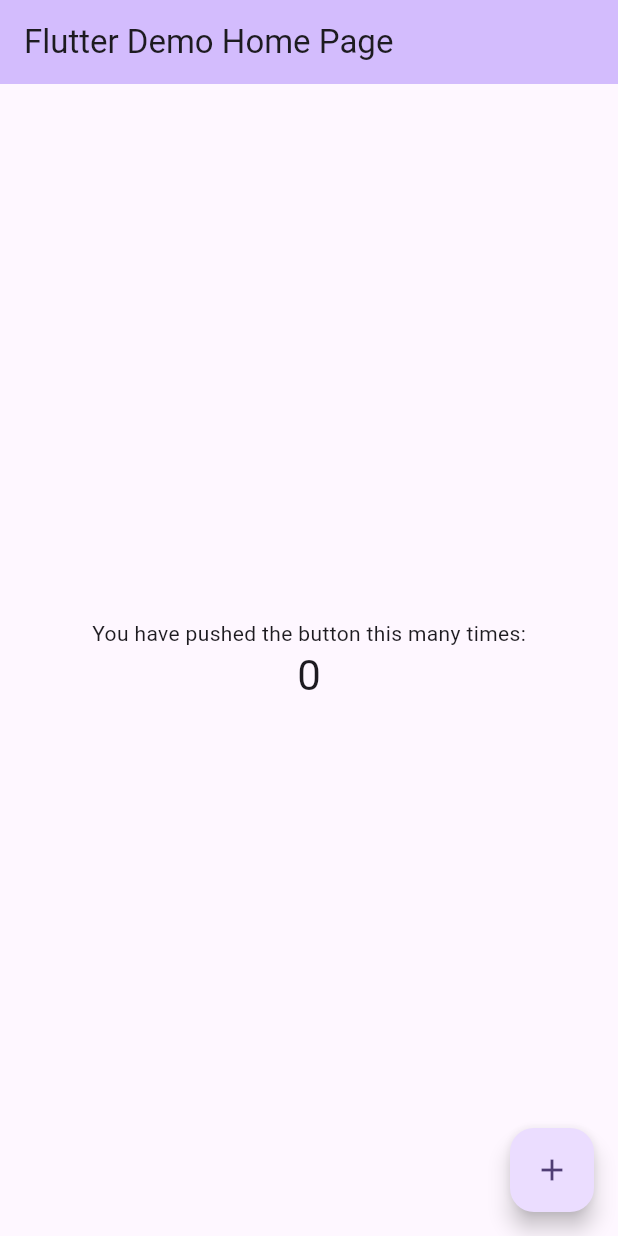
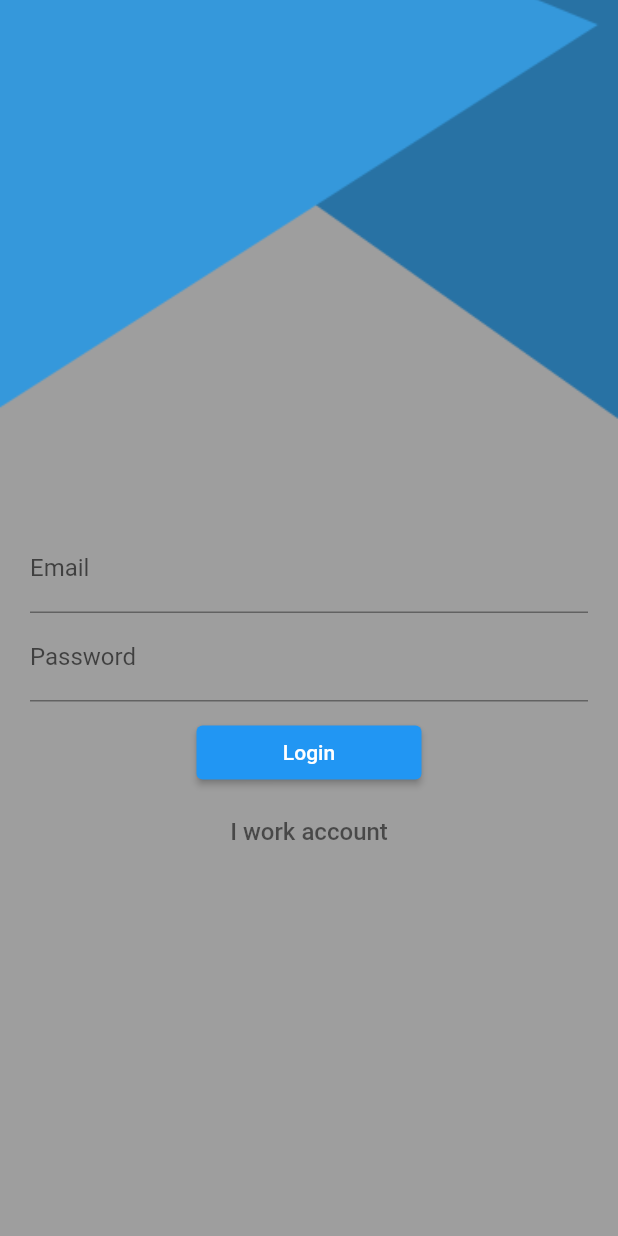
Before and after one commit to Radwa444/Todo_App, a Flutter app: the screen it shows after launch, on a phone screen of 412 x 824 dp. Run offline on Flutter 3.47's test engine with Material 2 defaults, Android fonts, the phone set to English and light mode, and no system bars; our stand-ins replace firebase_auth, firebase_core; accounts and stored records are empty; generated files the repository leaves out were written again.

Commit message:
1-Register 2-created firebase 3-login

```diff
--- a/lib/main.dart
+++ b/lib/main.dart
@@ -1,125 +1,27 @@
+import 'package:firebase_core/firebase_core.dart';
 import 'package:flutter/material.dart';
-
-void main() {
-  runApp(const MyApp());
+import 'package:todo/ui/screen/register/Register_screen.dart';
+import 'package:todo/ui/screen/Login/Login_Screen.dart';
+import 'firebase_options.dart';
+Future<void> main() async {
+  await WidgetsFlutterBinding.ensureInitialized();
+  await Firebase.initializeApp(
+  options: DefaultFirebaseOptions.currentPlatform,
+);
+  runApp(MyApp());
 }
 
 class MyApp extends StatelessWidget {
-  const MyApp({super.key});
+
 
   // This widget is the root of your application.
   @override
   Widget build(BuildContext context) {
     return MaterialApp(
-      title: 'Flutter Demo',
-      theme: ThemeData(
-        // This is the theme of your application.
-        //
-        // TRY THIS: Try running your application with "flutter run". You'll see
-        // the application has a blue toolbar. Then, without quitting the app,
-        // try changing the seedColor in the colorScheme below to Colors.green
-        // and then invoke "hot reload" (save your changes or press the "hot
-        // reload" button in a Flutter-supported IDE, or press "r" if you used
-        // the command line to start the app).
-        //
-        // Notice that the counter didn't reset back to zero; the application
-        // state is not lost during the reload. To reset the state, use hot
-        // restart instead.
-        //
-        // This works for code too, not just values: Most code changes can be
-        // tested with just a hot reload.
-        colorScheme: ColorScheme.fromSeed(seedColor: Colors.deepPurple),
-        useMaterial3: true,
-      ),
-      home: const MyHomePage(title: 'Flutter Demo Home Page'),
+    routes: {Register_screen.routeName:(_)=>Register_screen(),
+    login_screen.routeName:(_)=>login_screen()},
+      initialRoute: login_screen.routeName,
+
     );
   }
 }
-
-class MyHomePage extends StatefulWidget {
-  const MyHomePage({super.key, required this.title});
-
-  // This widget is the home page of your application. It is stateful, meaning
-  // that it has a State object (defined below) that contains fields that affect
-  // how it looks.
-
-  // This class is the configuration for the state. It holds the values (in this
-  // case the title) provided by the parent (in this case the App widget) and
-  // used by the build method of the State. Fields in a Widget subclass are
-  // always marked "final".
-
-  final String title;
-
-  @override
-  State<MyHomePage> createState() => _MyHomePageState();
-}
-
-class _MyHomePageState extends State<MyHomePage> {
-  int _counter = 0;
-
-  void _incrementCounter() {
-    setState(() {
-      // This call to setState tells the Flutter framework that something has
-      // changed in this State, which causes it to rerun the build method below
-      // so that the display can reflect the updated values. If we changed
-      // _counter without calling setState(), then the build method would not be
-      // called again, and so nothing would appear to happen.
-      _counter++;
-    });
-  }
-
-  @override
-  Widget build(BuildContext context) {
-    // This method is rerun every time setState is called, for instance as done
-    // by the _incrementCounter method above.
-    //
-    // The Flutter framework has been optimized to make rerunning build methods
-    // fast, so that you can just rebuild anything that needs updating rather
-    // than having to individually change instances of widgets.
-    return Scaffold(
-      appBar: AppBar(
-        // TRY THIS: Try changing the color here to a specific color (to
-        // Colors.amber, perhaps?) and trigger a hot reload to see the AppBar
-        // change color while the other colors stay the same.
-        backgroundColor: Theme.of(context).colorScheme.inversePrimary,
-        // Here we take the value from the MyHomePage object that was created by
-        // the App.build method, and use it to set our appbar title.
-        title: Text(widget.title),
-      ),
-      body: Center(
-        // Center is a layout widget. It takes a single child and positions it
-        // in the middle of the parent.
-        child: Column(
-          // Column is also a layout widget. It takes a list of children and
-          // arranges them vertically. By default, it sizes itself to fit its
-          // children horizontally, and tries to be as tall as its parent.
-          //
-          // Column has various properties to control how it sizes itself and
-          // how it positions its children. Here we use mainAxisAlignment to
-          // center the children vertically; the main axis here is the vertical
-          // axis because Columns are vertical (the cross axis would be
-          // horizontal).
-          //
-          // TRY THIS: Invoke "debug painting" (choose the "Toggle Debug Paint"
-          // action in the IDE, or press "p" in the console), to see the
-          // wireframe for each widget.
-          mainAxisAlignment: MainAxisAlignment.center,
-          children: <Widget>[
-            const Text(
-              'You have pushed the button this many times:',
-            ),
-            Text(
-              '$_counter',
-              style: Theme.of(context).textTheme.headlineMedium,
-            ),
-          ],
-        ),
-      ),
-      floatingActionButton: FloatingActionButton(
-        onPressed: _incrementCounter,
-        tooltip: 'Increment',
-        child: const Icon(Icons.add),
-      ), // This trailing comma makes auto-formatting nicer for build methods.
-    );
-  }
-}
--- /dev/null
+++ b/lib/ui/component/textfield.dart
@@ -0,0 +1,25 @@
+import 'package:flutter/material.dart';
+typedef MyValidator= String? Function(String?);
+class textfield extends StatelessWidget {
+String title;
+TextEditingController controller=TextEditingController();
+bool hideText;
+TextInputType keyboardType;
+MyValidator validator;
+
+textfield({required this.title,this.hideText=false,required this.controller,required this.keyboardType,required this.validator,});
+
+  @override
+  Widget build(BuildContext context) {
+    return
+        TextFormField(controller: controller,
+          obscureText: hideText,
+          keyboardType:keyboardType ,
+          validator: validator,
+          decoration: InputDecoration(
+          labelText: title,
+
+        ),
+    );
+  }
+}
--- /dev/null
+++ b/lib/ui/screen/Login/Login_Screen.dart
@@ -0,0 +1,124 @@
+import 'package:firebase_auth/firebase_auth.dart';
+import 'package:flutter/material.dart';
+import 'package:todo/ui/component/textfield.dart';
+import 'package:todo/ui/component/dialog.dart';
+import 'package:todo/ui/screen/register/Register_screen.dart';
+
+class login_screen extends StatelessWidget {
+  static const String routeName = 'login';
+
+  TextEditingController controllerEmail = TextEditingController();
+  TextEditingController controllerPassword = TextEditingController();
+
+  final _formKey = GlobalKey<FormState>();
+  @override
+  Widget build(BuildContext context) {
+    return Scaffold(
+      body: Container(
+        height: double.infinity,
+        decoration: const BoxDecoration(
+            color: Colors.grey,
+            image: DecorationImage(
+                image: AssetImage('assets/images/SIGN IN – 1.png'),
+                fit: BoxFit.cover)),
+        child: Padding(
+          padding: const EdgeInsets.all(20.0),
+          child: SingleChildScrollView(
+            child: Form(
+              key: _formKey,
+              child: Column(
+                children: [
+                  SizedBox(
+                    height: MediaQuery.of(context).size.height * 0.4,
+                  ),
+                  textfield(
+                      title: 'Email',
+                      controller: controllerEmail,
+                      keyboardType: TextInputType.emailAddress,
+                      validator: (text) {
+                        if (text == null || text.trim().isEmpty) {
+                          return 'Enter Email';
+                        } else if (validateEmail(text) == false) {
+                          return 'email is incorrect';
+                        }
+                        return null;
+                      }),
+                  textfield(
+                      title: 'Password',
+                      hideText: true,
+                      controller: controllerPassword,
+                      keyboardType: TextInputType.text,
+                      validator: (text) {
+                        if (text == null || text.trim().isEmpty) {
+                          return 'Enter Password';
+                        }
+                        if (text.length < 6) {
+                          return 'Enter valid password';
+                        }
+                      }),
+                  const SizedBox(
+                    height: 10,
+                  ),
+                  SizedBox(
+                    width: 150,
+                    child: ElevatedButton(
+                        onPressed: () async {
+                          if (_formKey.currentState!.validate() == false) {
+                            return;
+                          }
+                          dialog.dialogAwiat(context, 'loading..');
+                          String massage;
+                          try {
+                            final credential = await FirebaseAuth.instance
+                                .signInWithEmailAndPassword(
+                                    email: controllerEmail.text,
+                                    password: controllerPassword.text);
+
+                            dialog.hidedialog(context);
+                          } on FirebaseAuthException catch (e) {
+                            if (e.code == 'user-not-found') {
+                              dialog.hidedialog(context);
+                              massage = 'No user found for that email.';
+                              dialog.showMassage(context, massage,
+                                  positiveAction: 'ok',
+                                  negativeAction: 'Try Again', negative: () {
+                                login_screen();
+                              });
+                            } else if (e.code == 'wrong-password') {
+                              dialog.hidedialog(context);
+                              massage =
+                                  'Wrong password provided for that user.';
+                              dialog.showMassage(context, massage,
+                                  positiveAction: 'ok');
+                            }
+                          }
+                        },
+                        child: Text('Login')),
+                  ),
+                  const SizedBox(
+                    height: 5,
+                  ),
+                  TextButton(
+                      onPressed: () {
+                        Navigator.pushNamed(context, Register_screen.routeName);
+                      },
+                      child: const Text(
+                        'I work account',
+                        style: TextStyle(fontSize: 16, color: Colors.black54),
+                      ))
+                ],
+              ),
+            ),
+          ),
+        ),
+      ),
+    );
+  }
+
+  bool validateEmail(String value) {
+    var pattern =
+        r'^(([^<>()[\]\\.,;:\s@\"]+(\.[^<>()[\]\\.,;:\s@\"]+)*)|(\".+\"))@((\[[0-9]{1,3}\.[0-9]{1,3}\.[0-9]{1,3}\.[0-9]{1,3}\])|(([a-zA-Z\-0-9]+\.)+[a-zA-Z]{2,}))$';
+    RegExp regex = new RegExp(pattern);
+    return (!regex.hasMatch(value)) ? false : true;
+  }
+}
--- a/pubspec.yaml
+++ b/pubspec.yaml
@@ -35,6 +35,8 @@ dependencies:
   # The following adds the Cupertino Icons font to your application.
   # Use with the CupertinoIcons class for iOS style icons.
   cupertino_icons: ^1.0.2
+  firebase_auth: ^4.7.1
+  firebase_core: ^2.15.0
 
 dev_dependencies:
   flutter_test:
@@ -59,8 +61,8 @@ flutter:
   uses-material-design: true
 
   # To add assets to your application, add an assets section, like this:
-  # assets:
-  #   - images/a_dot_burr.jpeg
+  assets:
+    - assets/images/
   #   - images/a_dot_ham.jpeg
 
   # An image asset can refer to one or more resolution-specific "variants", see
```
Also changed, not shown: lib/ui/component/dialog.dart (added, +56 -0 lines), lib/ui/screen/register/Register_screen.dart (added, +152 -0 lines), assets/images/1.jpg (added), assets/images/2.0x/SIGN IN – 1@2x.png (added), assets/images/2.0x/icon_check@2x.png (added), assets/images/2.0x/icon_list@2x.png (added), assets/images/2.0x/icon_settings@2x.png (added), assets/images/3.0x/SIGN IN – 1@3x (1).png (added), assets/images/3.0x/icon_check@3x.png (added), assets/images/3.0x/icon_list@3x.png (added), assets/images/3.0x/icon_settings@3x.png (added), assets/images/SIGN IN – 1.png (added), assets/images/icon_check.png (added), assets/images/icon_list.png (added), 3 more files, 5 other files.
